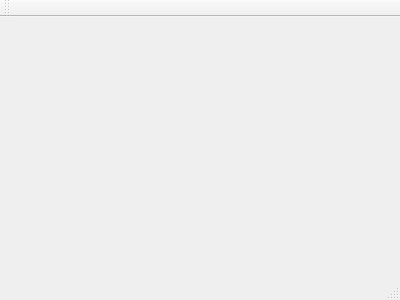
1474net/LogScanScout, file mainwindow.ui: the form before one commit.
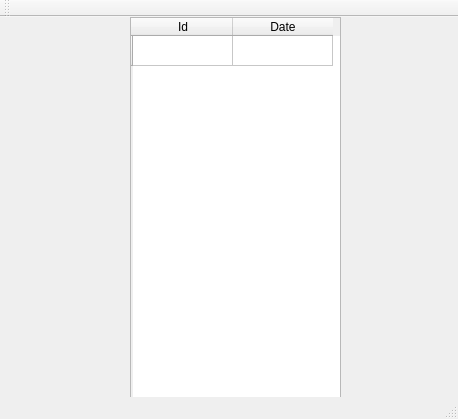
The form after the commit.

```diff
--- a/mainwindow.ui
+++ b/mainwindow.ui
@@ -1,24 +1,68 @@
 <ui version="4.0">
  <class>MainWindow</class>
- <widget class="QMainWindow" name="MainWindow" >
-  <property name="geometry" >
+ <widget class="QMainWindow" name="MainWindow">
+  <property name="geometry">
    <rect>
     <x>0</x>
     <y>0</y>
-    <width>400</width>
-    <height>300</height>
+    <width>458</width>
+    <height>419</height>
    </rect>
   </property>
   <property name="windowTitle" >
    <string>MainWindow</string>
   </property>
-  <widget class="QMenuBar" name="menuBar" />
-  <widget class="QToolBar" name="mainToolBar" />
-  <widget class="QWidget" name="centralWidget" />
-  <widget class="QStatusBar" name="statusBar" />
+  <widget class="QWidget" name="centralWidget">
+   <widget class="QTableWidget" name="tableWidget">
+    <property name="enabled">
+     <bool>true</bool>
+    </property>
+    <property name="geometry">
+     <rect>
+      <x>130</x>
+      <y>0</y>
+      <width>211</width>
+      <height>381</height>
+     </rect>
+    </property>
+    <row>
+     <property name="text">
+      <string/>
+     </property>
+    </row>
+    <column>
+     <property name="text">
+      <string>Id</string>
+     </property>
+    </column>
+    <column>
+     <property name="text">
+      <string>Date</string>
+     </property>
+    </column>
+   </widget>
+  </widget>
+  <widget class="QMenuBar" name="menuBar">
+   <property name="geometry">
+    <rect>
+     <x>0</x>
+     <y>0</y>
+     <width>458</width>
+     <height>20</height>
+    </rect>
+   </property>
+  </widget>
+  <widget class="QToolBar" name="mainToolBar">
+   <attribute name="toolBarArea">
+    <enum>TopToolBarArea</enum>
+   </attribute>
+   <attribute name="toolBarBreak">
+    <bool>false</bool>
+   </attribute>
+  </widget>
+  <widget class="QStatusBar" name="statusBar"/>
  </widget>
- <layoutDefault spacing="6" margin="11" />
- <pixmapfunction></pixmapfunction>
+ <layoutdefault spacing="6" margin="11"/>
  <resources/>
  <connections/>
 </ui>
```
Left out of the diff: 3 changed lines with no effect on the pictures.
